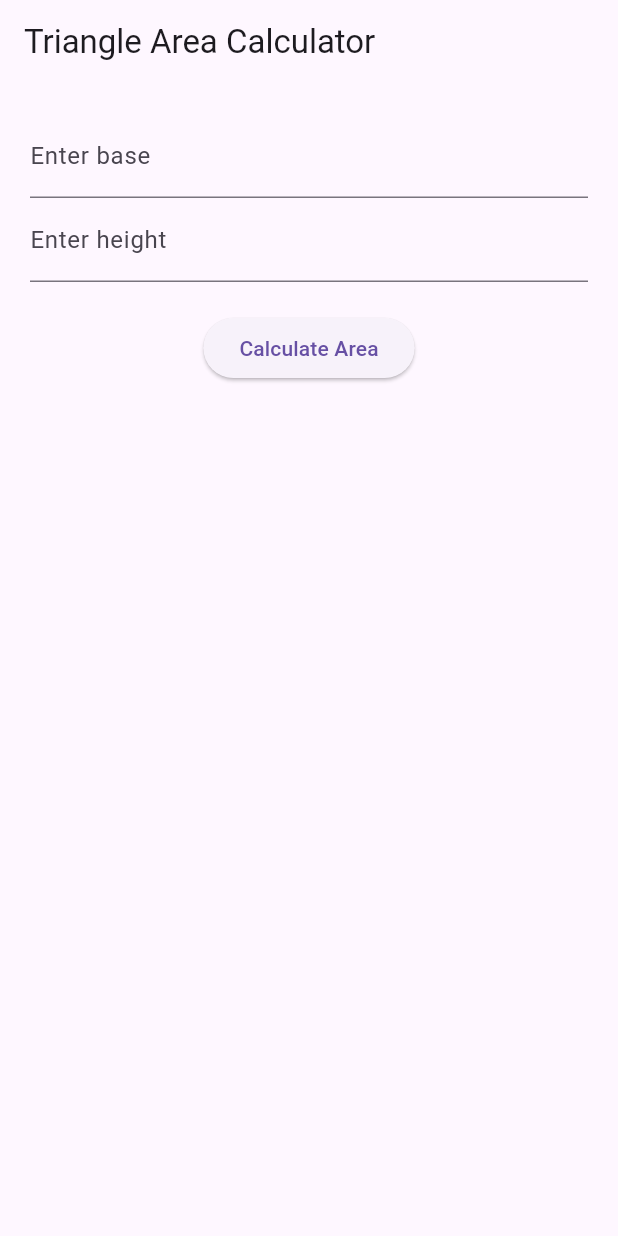
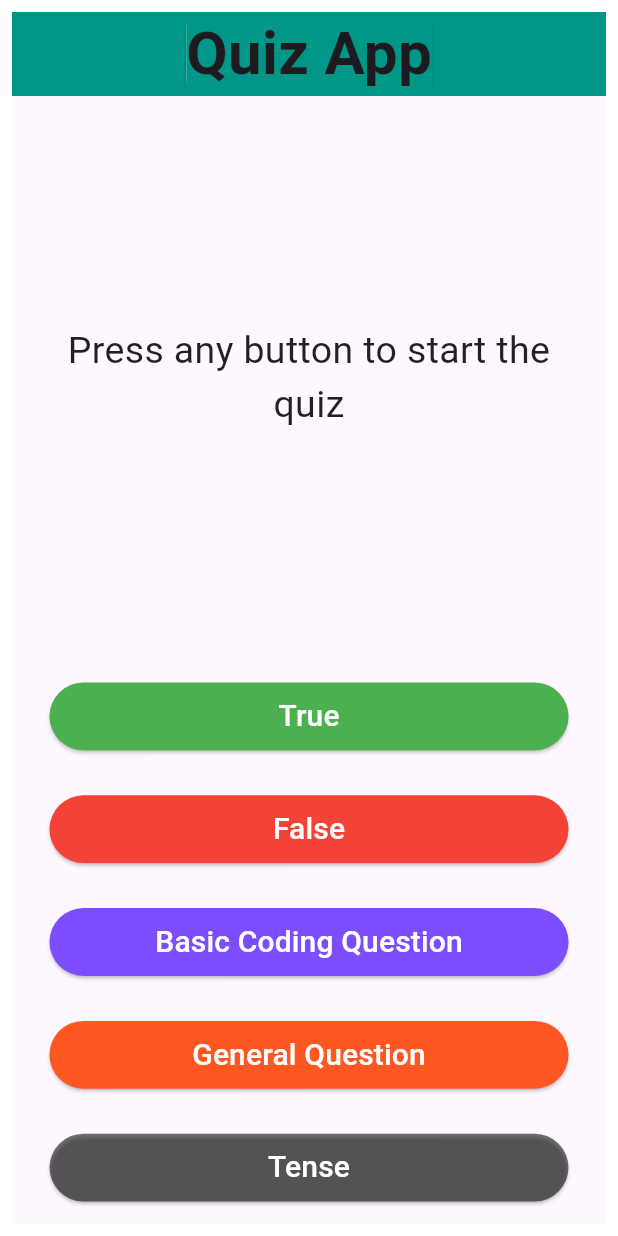
Before and after one commit to amitsingh1130/firstapp, a Flutter app: the screen it shows after launch, on a phone screen of 412 x 824 dp. Run offline on Flutter 3.47's test engine with Material 3 defaults, Android fonts, the light colour scheme and no system bars.

Commit message:
Quiz code

```diff
--- a/lib/myapp.dart
+++ b/lib/myapp.dart
@@ -1,128 +1,36 @@
 import 'package:flutter/material.dart';
 
-class Adder extends StatefulWidget {
-  double a = 0, b = 1;
-  double result = 0;
-  Adder({super.key});
+class SecondPage extends StatelessWidget {
+  const SecondPage({super.key});
 
   @override
-  State<Adder> createState() => _AdderState();
+  Widget build(BuildContext context) {
+    return Scaffold(
+      appBar: AppBar(title: const Text("Second Page")),
+      body: Center(
+        child: Column(children: [const Text("This is the second page!")]),
+      ),
+    );
+  }
 }
 
-class _AdderState extends State<Adder> {
+
+class HomePage extends StatelessWidget {
   @override
   Widget build(BuildContext context) {
-    return MaterialApp(
-      debugShowCheckedModeBanner: false,
-      debugShowMaterialGrid: true,
-      home: Scaffold(
-        appBar: AppBar(title: Text('Result = ${widget.result} ')),
-        body: Column(
-          children: [
-            TextField(
-              onChanged: (text) {
-                // n = text;
-                widget.a = double.parse(text);
-                setState(() {});
-                print('Add');
-              },
-            ),
-            TextField(
-              onChanged: (text2) {
-                widget.b = double.parse(text2);
-                setState(() {});
-                print('Second text field: $text2 (${text2.characters.length}');
-              },
-            ),
-            Center(
-
-            ),
-
-            ElevatedButton(
-              onPressed: () {
-                widget.result = widget.a + widget.b;
-                setState(() {});
-              },
-              child: Text("Add"),
-            ),
-            ElevatedButton(
-              onPressed: () {
-                widget.result = widget.a - widget.b;
-                setState(() {});
-              },
-              child: Text("Minus"),
-            ),
-            ElevatedButton(
-              onPressed: () {
-                widget.result = widget.a * widget.b;
-                setState(() {});
-              },
-              child: Text("Multiplied"),
-            ),
-            ElevatedButton(
-              onPressed: () {
-                widget.result = widget.a / widget.b;
-                setState(() {});
-              },
-              child: Text("Divided"),
-            ),
-
-          ],
+    return Scaffold(
+      appBar: AppBar(title: Text("Home Page")),
+      body: Center(
+        child: ElevatedButton(
+          child: Text("Go to First Page"),
+          onPressed: () {
+            Navigator.push(
+              context,
+              MaterialPageRoute(builder: (context) => HomePage()),
+            );
+          },
         ),
       ),
     );
   }
 }
-class TriangleCalculator extends StatefulWidget {
-  @override
-  _TriangleCalculatorState createState() => _TriangleCalculatorState();
-}
-class _TriangleCalculatorState extends State<TriangleCalculator> {
-  final baseController = TextEditingController();
-  final heightController = TextEditingController();
-  double? area;
-
-  double calculateTriangleArea(double base, double height) {
-    return area =1/2 * base * height;
-  }
-
-  @override
-  Widget build(BuildContext context) {
-    return Scaffold(
-      appBar: AppBar(title: Text('Triangle Area Calculator')),
-      body: Padding(
-        padding: const EdgeInsets.all(20.0),
-        child: Column(
-          children: [
-            TextField(
-              controller: baseController,
-              decoration: InputDecoration(labelText: 'Enter base'),
-              keyboardType: TextInputType.number,
-            ),
-            TextField(
-              controller: heightController,
-              decoration: InputDecoration(labelText: 'Enter height'),
-              keyboardType: TextInputType.number,
-            ),
-            SizedBox(height: 20),
-            ElevatedButton(
-              onPressed: () {
-                double base = double.parse(baseController.text);
-                double height = double.parse(heightController.text);
-                setState(() {
-                  area = calculateTriangleArea(base, height);
-                });
-              },
-              child: Text('Calculate Area'),
-            ),
-            SizedBox(height: 20),
-            Text(
-              area != null ? 'Area: ${area!.toStringAsFixed(2)}' : '',
-              style: TextStyle(fontSize: 18),
-            ),
-          ],
-        ),
-      ),
-    );
-  }
-}
--- /dev/null
+++ b/lib/questionclass.dart
@@ -0,0 +1,6 @@
+class Question {
+  String question = "";
+  bool correctAnswer = true;
+
+  Question(this.question, this.correctAnswer);
+}
--- /dev/null
+++ b/lib/quiz.dart
@@ -0,0 +1,245 @@
+import 'dart:io';
+
+import 'package:flutter/cupertino.dart';
+import 'package:flutter/gestures.dart';
+import 'package:flutter/material.dart';
+import 'package:mobileapps/questionclass.dart';
+import 'package:mobileapps/quizquestions.dart';
+
+class VSJQuiz extends StatefulWidget {
+  @override
+  _VSJQuizState createState() => _VSJQuizState();
+}
+
+class _VSJQuizState extends State<VSJQuiz> {
+  String currentquestiontext = "Press any button to start the quiz";
+  String currentquiz = "press quiz.1 button to open firstquizquestions";
+  String currentquestiontext2 = "press back button to exit this page ";
+
+  int questionno = -1;
+  int correctanswers = 0;
+  bool isTestOver = false;
+  List<Question> questions = QuestionArray.currentquiz;
+  Question? currentquestion;
+  List<Widget> scores = [];
+
+  void setQuestion(bool b) {
+    //isTestOver=press back button;
+    //questionno=-1;
+    //scores.clear();
+
+    if (isTestOver) return;
+
+    if (questionno == -1) {
+      questionno++;
+      currentquestion = questions[questionno];
+      currentquestiontext = currentquestion!.question;
+      return;
+    }
+
+    if (questionno >= questions.length - 1) {
+      addResult(b);
+      currentquestiontext = "Questions Over. Correct answers = $correctanswers";
+      isTestOver = true;
+      IconButton(
+        icon: Icon(Icons.arrow_back),
+        onPressed: () {
+          Navigator.pop(context);
+        },
+      );
+      return;
+    }
+
+    addResult(b);
+    questionno++;
+    if (questionno <= questions.length - 1) {
+      currentquestion = questions[questionno];
+      currentquestiontext = currentquestion!.question;
+    }
+  }
+
+  void addResult(bool b) {
+    bool iscorrect = b == currentquestion!.correctAnswer;
+    //scores.clear();
+    if (iscorrect) {
+      correctanswers++;
+      scores.add(const Icon(Icons.check, color: Colors.green));
+    } else {
+      scores.add(const Icon(Icons.close, color: Colors.red));
+    }
+  }
+
+  @override
+  Widget build(BuildContext context) {
+    return Column(
+      mainAxisAlignment: MainAxisAlignment.spaceBetween,
+      crossAxisAlignment: CrossAxisAlignment.stretch,
+      children: <Widget>[
+        Expanded(
+          flex: 5,
+          child: Padding(
+            padding: const EdgeInsets.all(10.0),
+            child: Center(
+              child: Text(
+                currentquestiontext,
+                textAlign: TextAlign.center,
+                style: const TextStyle(fontSize: 25.0, color: Colors.black87),
+              ),
+            ),
+          ),
+        ),
+        Expanded(
+          child: Padding(
+            padding: const EdgeInsets.all(15.0),
+            child: ElevatedButton(
+              style: ElevatedButton.styleFrom(
+                backgroundColor: Colors.green,
+                minimumSize: const Size.fromHeight(50),
+              ),
+              child: const Text(
+                'True',
+                style: TextStyle(color: Colors.white, fontSize: 20.0),
+              ),
+              onPressed: () {
+                print("Submitted True");
+                setState(() {
+                  // addResult(true);
+                  setQuestion(true);
+                });
+              },
+            ),
+          ),
+        ),
+        Expanded(
+          child: Padding(
+            padding: const EdgeInsets.all(15.0),
+            child: ElevatedButton(
+              style: ElevatedButton.styleFrom(
+                backgroundColor: Colors.red,
+                minimumSize: const Size.fromHeight(50),
+              ),
+              child: const Text(
+                'False',
+                style: TextStyle(fontSize: 20.0, color: Colors.white),
+              ),
+              onPressed: () {
+                print("Submitted False");
+                setState(() {
+                  // addResult(false);
+                  setQuestion(false);
+                });
+              },
+            ),
+          ),
+        ),
+        Expanded(
+          child: Padding(
+            padding: const EdgeInsets.all(15.0),
+            child: ElevatedButton(
+              style: ElevatedButton.styleFrom(
+                backgroundColor: Colors.deepPurpleAccent,
+                minimumSize: const Size.fromHeight(50),
+              ),
+              child: const Text(
+                'Basic Coding Question',
+                style: TextStyle(fontSize: 20.0, color: Colors.white),
+              ),
+              onPressed: () {
+                print("Submitted Basic Coding Question");
+                QuestionArray.currentquiz = QuestionArray.basiccodingquestion;
+                questionno = -1;
+
+                correctanswers = 0;
+                isTestOver = false;
+                questions = QuestionArray.currentquiz;
+                currentquestion = null;
+                scores = [];
+
+                setState(() {
+                  // addResult(quiz.1);
+                });
+              },
+            ),
+          ),
+        ),
+        Expanded(
+          child: Padding(
+            padding: const EdgeInsets.all(15.0),
+            child: ElevatedButton(
+              style: ElevatedButton.styleFrom(
+                backgroundColor: Colors.deepOrange,
+                minimumSize: const Size.fromHeight(50),
+              ),
+              child: const Text(
+                'General Question',
+                style: TextStyle(fontSize: 20.0, color: Colors.white),
+              ),
+              onPressed: () {
+                print("Submitted General Question");
+                QuestionArray.currentquiz = QuestionArray.genaralquestion;
+                questionno = -1;
+
+                correctanswers = 0;
+                isTestOver = false;
+                questions = QuestionArray.currentquiz;
+                currentquestion = null;
+                scores = [];
+
+                setState(() {
+                  // addResult(quiz.2);
+                });
+              },
+            ),
+          ),
+        ),
+
+        Expanded(
+          child: Padding(
+            padding: const EdgeInsets.all(15.0),
+            child: ElevatedButton(
+              style: ElevatedButton.styleFrom(
+                backgroundColor: Colors.black54,
+                minimumSize: const Size.fromHeight(50),
+              ),
+              child: const Text(
+                'Tense',
+                style: TextStyle(fontSize: 20.0, color: Colors.white),
+              ),
+              onPressed: () {
+                print("Submitted Tense");
+
+                QuestionArray.currentquiz = QuestionArray.tense;
+                questionno = -1;
+
+                correctanswers = 0;
+                isTestOver = false;
+                questions = QuestionArray.currentquiz;
+                currentquestion = null;
+                scores = [];
+
+                setState(() {
+                  // addResult(quiz.3);
+                });
+              },
+            ),
+          ),
+        ),
+
+        Row(children: scores),
+      ],
+    );
+  }
+}
+
+class SecondScreen extends StatelessWidget {
+  @override
+  Widget build(BuildContext context) {
+    return Scaffold(
+      appBar: AppBar(
+        title: Text('Second Screen'),
+        // ← Back button is automatically shown
+      ),
+      body: Center(child: Text('This is the second screen')),
+    );
+  }
+}
--- /dev/null
+++ b/lib/quizmain.dart
@@ -0,0 +1,39 @@
+import 'package:flutter/material.dart';
+import 'package:mobileapps/quiz.dart';
+class QuizMainApp extends StatelessWidget {
+  @override
+  Widget build(BuildContext context) {
+    return MaterialApp(
+      debugShowCheckedModeBanner: false,
+      home: SafeArea(
+        child: Padding(
+          padding: const EdgeInsets.all(8.0),
+          child: Scaffold(
+            appBar: AppBar(
+              backgroundColor: Colors.teal,
+              title: const Card(
+                child: Text(
+                  "Quiz App",
+                  style: TextStyle(
+                    fontSize: 40,
+                    fontWeight: FontWeight.bold,
+                    backgroundColor: Colors.teal,
+                  ),
+                ),
+              ),
+              centerTitle: true,
+            ),
+            // backgroundColor: Colors.grey.shade900,
+            body: SafeArea(
+              child: Padding(
+                padding: const EdgeInsets.symmetric(horizontal: 10.0),
+                child: VSJQuiz(),
+                // child: Text("Hello"),
+              ),
+            ),
+          ),
+        ),
+      ),
+    );
+  }
+}
--- /dev/null
+++ b/lib/quizquestions.dart
@@ -0,0 +1,39 @@
+import 'package:mobileapps/questionclass.dart';
+
+import '';
+
+class QuestionArray {
+  static List<Question> basiccodingquestion = [
+    Question("Flutter is only used for developing Android apps? T/F", false),
+    Question("C is a programming language? T/F", true),
+    Question("C++ is not an object oriented language.. T/F", false),
+    Question("Python has dictionary.. T/F", true),
+    Question("Flutter is developed by Facebook..T/F", false),
+    Question("Flutter uses the Dart programming language..T/F ",true),
+    Question("HTML is used to create web pages? T/F", true),
+  ];
+  static List<Question> genaralquestion = [
+    Question("The sum of 25 and 17 is 42? T/F", true),
+    Question("The sun rises in the west? T/F", false),
+    Question("The sun is star..T/F", true),
+    Question("The chemical symbol for water is H2O? T/F", true),
+    Question("5 multiplied by 6 is 35? T/F", false),
+    Question("A triangle has four sides? T/F", false),
+    Question("There are 60 minutes in an hour? T/F", true),
+
+  ];
+
+
+  static List<Question> tense = [
+    Question("She eats lunch at 12 every day' is in the present simple tense? T/F", true),
+    Question("They were playing football when it started to rain' is in the future continuous tense? T/F", false),
+    Question("I have finished my homework' is in the present perfect tense? T/F", true),
+    Question("He will have arrived by 5 PM' is in the future perfect tense? T/F", true),
+    Question("She is reading a book yesterday' is grammatically correct? T/F", false),
+    Question("We go to the park last Sunday' is in the past simple tense? T/F", false),
+    Question("I had eaten before he arrived' is in the past perfect tense? T/F", true),
+    Question("They will play tennis tomorrow' is in the future simple tense? T/F", true)
+  ];
+  static List<Question> currentquiz = QuestionArray.tense;
+
+}
```
Also changed, not shown: lib/main.dart (+5 -6 lines), 6 other files.
